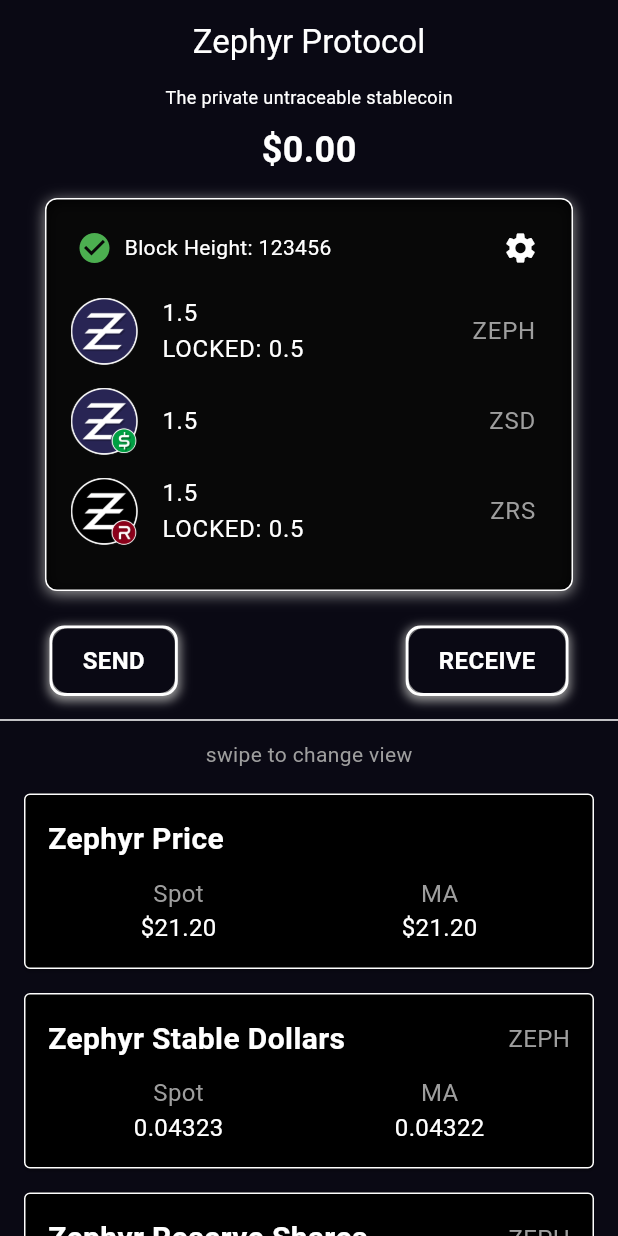
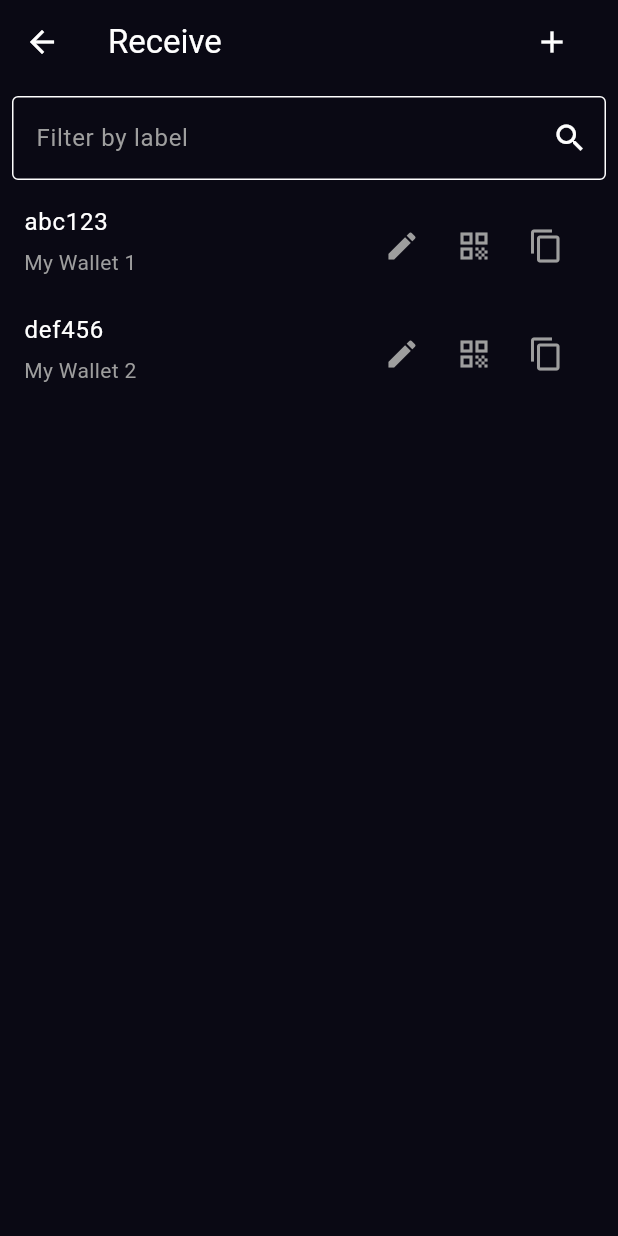
Before and after one commit to DeMemeTree/Zephy, a Flutter app: the HomeScreen screen opened by its route, after a tap on "RECEIVE", on a phone screen of 412 x 824 dp. Run offline on Flutter 3.47's test engine with Material 3 defaults, Android fonts, the phone set to English and light mode, and no system bars; our stand-ins replace go_router, qr_flutter; missing offline and left inert: clipboard.

Commit message:
Receive view

```diff
--- a/zephii/lib/main.dart
+++ b/zephii/lib/main.dart
@@ -5,6 +5,7 @@
 import 'src/wallet/unlock.dart';
 import 'src/wallet/create.dart';
 import 'src/wallet/home/home.dart';
+import 'src/wallet/home/receive/receive.dart';
 
 final GoRouter _router = GoRouter(
   routes: <RouteBase>[
@@ -54,7 +55,7 @@
         GoRoute(
             path: 'receive',
             builder: (BuildContext context, GoRouterState state) {
-              return const DetailsScreen();
+              return const ReceiveView();
             }),
       ],
     ),
@@ -67,6 +68,7 @@
   @override
   Widget build(BuildContext context) {
     return MaterialApp.router(
+      debugShowCheckedModeBanner: false,
       routerConfig: _router,
     );
   }
--- a/zephii/lib/src/wallet/home/home.dart
+++ b/zephii/lib/src/wallet/home/home.dart
@@ -1,8 +1,9 @@
 import 'package:flutter/material.dart';
-import 'package:flutter/widgets.dart';
+import 'package:go_router/go_router.dart';
 import 'package:zephii/src/extensions/color.dart';
 import 'package:zephii/src/uiwidgets/zbutton.dart';
 import './assets/assets.dart';
+import './transactions/transactions.dart';
 
 class HomeScreen extends StatelessWidget {
   const HomeScreen({super.key});
@@ -17,10 +18,11 @@
         centerTitle: true,
         title: const Text('Zephyr Protocol'),
       ),
-      body: Column(
+      body: SingleChildScrollView(
+        child: Column(
           children: [
             _topText(),
-          _buttonView(),
+            _buttonView(context),
             const Divider(color: Colors.white, thickness: 1),
             const Padding(
                 padding: EdgeInsets.fromLTRB(0, 5, 0, 0),
@@ -28,6 +30,7 @@
                     style: TextStyle(color: Colors.grey))),
             _bottomView(context),
           ],
+        ),
       ),
     );
   }
@@ -57,30 +60,35 @@
     );
   }
 
-  Widget _buttonView() {
+  Widget _buttonView(BuildContext context) {
     return Padding(
         padding: const EdgeInsets.fromLTRB(25, 0, 25, 0),
         child: Row(mainAxisAlignment: MainAxisAlignment.center, children: [
           ZButton(text: "SEND", onPressed: () {}),
           const Spacer(),
-          ZButton(text: "RECEIVE", onPressed: () {})
+          ZButton(text: "RECEIVE", onPressed: () {
+            context.go("/home/receive");
+          })
         ]));
   }
 
   Widget _bottomView(BuildContext context) {
-    return Expanded(
+    return SizedBox(
+      height: 420,
       child: PageView(
+        physics: const AlwaysScrollableScrollPhysics(),
         children: [
           _viewOne(context),
-          _viewTwo(context),
+          const TransactionsScreen()
         ],
       ),
     );
   }
 
   Widget _viewOne(BuildContext context) {
-    return ListView(
+    return Container(
       padding: const EdgeInsets.all(8),
+      child: Column(
         children: <Widget>[
           _section(
             title: 'Zephyr Price',
@@ -98,6 +106,7 @@
               movingAverage: '1.34322',
               unit: "ZEPH"),
         ],
+      ),
     );
   }
 
@@ -180,11 +189,4 @@
       ],
     );
   }
-
-  Widget _viewTwo(BuildContext context) {
-    return Container(
-      color: Colors.red,
-      child: const Center(child: Text("View 2")),
-    );
 }
-}
--- /dev/null
+++ b/zephii/lib/src/wallet/home/receive/address.dart
@@ -0,0 +1,7 @@
+class Address {
+  String id;
+  String label;
+  String address;
+
+  Address({required this.id, required this.label, required this.address});
+}
--- /dev/null
+++ b/zephii/lib/src/wallet/home/receive/addresslistitem.dart
@@ -0,0 +1,88 @@
+import 'package:flutter/material.dart';
+import 'address.dart';
+
+class AddressListItem extends StatefulWidget {
+  final Address address;
+  final VoidCallback onCopy;
+  final VoidCallback onShowQR;
+  final Function(String) onEditLabel;
+
+  const AddressListItem({
+    required this.address,
+    required this.onCopy,
+    required this.onShowQR,
+    required this.onEditLabel,
+    super.key,
+  });
+
+  @override
+  State<AddressListItem> createState() => _AddressListItemState();
+}
+
+class _AddressListItemState extends State<AddressListItem> {
+  late TextEditingController _labelController;
+
+  @override
+  void initState() {
+    super.initState();
+    _labelController = TextEditingController(text: widget.address.label);
+  }
+
+  void _editLabel(BuildContext context) {
+    showDialog(
+      context: context,
+      builder: (context) => AlertDialog(
+        title: const Text('Edit Label'),
+        content: TextField(
+          controller: _labelController,
+          decoration: const InputDecoration(hintText: 'Enter new label'),
+        ),
+        actions: [
+          TextButton(
+            onPressed: () {
+              Navigator.of(context).pop();
+              widget.onEditLabel(_labelController.text);
+            },
+            child: const Text('Save'),
+          ),
+        ],
+      ),
+    );
+  }
+
+  @override
+  Widget build(BuildContext context) {
+    return ListTile(
+      title: SingleChildScrollView(
+        scrollDirection: Axis.horizontal,
+        child: Text(widget.address.address,
+            style: const TextStyle(color: Colors.white)),
+      ),
+      subtitle: Text(widget.address.label,
+          style: const TextStyle(color: Colors.grey)),
+      trailing: Row(
+        mainAxisSize: MainAxisSize.min,
+        children: [
+          IconButton(
+            color: Colors.grey,
+            icon: const Icon(Icons.edit),
+            onPressed: () => _editLabel(context),
+            tooltip: 'Edit Label',
+          ),
+          IconButton(
+            color: Colors.grey,
+            icon: const Icon(Icons.qr_code),
+            onPressed: widget.onShowQR,
+            tooltip: 'Show QR Code',
+          ),
+          IconButton(
+            color: Colors.grey,
+            icon: const Icon(Icons.copy),
+            onPressed: widget.onCopy,
+            tooltip: 'Copy Address',
+          ),
+        ],
+      ),
+    );
+  }
+}
--- /dev/null
+++ b/zephii/lib/src/wallet/home/receive/receive.dart
@@ -0,0 +1,149 @@
+import 'package:flutter/material.dart';
+import 'package:clipboard/clipboard.dart';
+import 'package:zephii/src/extensions/color.dart';
+import 'address.dart';
+import 'addresslistitem.dart';
+import 'qr.dart';
+
+class ReceiveView extends StatefulWidget {
+  const ReceiveView({super.key});
+
+  @override
+  _ReceiveViewState createState() => _ReceiveViewState();
+}
+
+class _ReceiveViewState extends State<ReceiveView> {
+  final TextEditingController _filterController = TextEditingController();
+  final List<Address> _addresses = [];
+  String _filter = '';
+
+  @override
+  void initState() {
+    super.initState();
+    _addresses.add(Address(id: "1", label: "My Wallet 1", address: "abc123"));
+    _addresses.add(Address(id: "2", label: "My Wallet 2", address: "def456"));
+  }
+
+  void _addAddress() {
+    setState(() {
+      _addresses.add(Address(
+        id: DateTime.now().toString(),
+        label: "New Wallet ${_addresses.length + 1}",
+        address: "xyz${_addresses.length + 1}789",
+      ));
+    });
+  }
+
+  void _filterAddresses(String enteredKeyword) {
+    setState(() {
+      _filter = enteredKeyword;
+    });
+  }
+
+  List<Address> get _filteredAddresses => _addresses
+      .where((address) =>
+          address.label.toLowerCase().contains(_filter.toLowerCase()))
+      .toList();
+
+  @override
+  Widget build(BuildContext context) {
+    return Scaffold(
+        backgroundColor: ZephiiColors.zephPurp,
+        appBar: AppBar(
+            foregroundColor: Colors.white,
+            backgroundColor: ZephiiColors.zephPurp,
+            title: const Text('Receive', style: TextStyle(color: Colors.white)),
+            actions: <Widget>[
+              Padding(
+                  padding: EdgeInsets.fromLTRB(0, 0, 20, 0),
+                  child: IconButton(
+                    icon: const Icon(Icons.add, color: Colors.white),
+                    onPressed: _addAddress,
+                    tooltip: 'Add new address',
+                  ))
+            ]),
+        body: _buildReceiveViewBody(context));
+  }
+
+  Widget _buildReceiveViewBody(BuildContext context) {
+    return Column(
+      children: [
+        Padding(
+          padding: const EdgeInsets.all(8.0),
+          child: _buildFilterTextField(),
+        ),
+        Expanded(
+          child: ListView.builder(
+            itemCount: _filteredAddresses.length,
+            itemBuilder: (context, index) {
+              Address address = _filteredAddresses[index];
+              return AddressListItem(
+                address: address,
+                onCopy: () => _copyAddressToClipboard(address.address, context),
+                onShowQR: () => _showQRCode(context, address.address),
+                onEditLabel: (newLabel) {
+                  // TODO: Something here...
+                  print(newLabel);
+                },
+              );
+            },
+          ),
+        ),
+      ],
+    );
+  }
+
+  void _copyAddressToClipboard(String address, BuildContext context) {
+    FlutterClipboard.copy(address).then((value) => ScaffoldMessenger.of(context)
+        .showSnackBar(SnackBar(
+            content: Text('$address copied to clipboard!',
+                style: const TextStyle(color: Colors.white)),
+            backgroundColor: ZephiiColors.zephPurp,
+            duration: const Duration(seconds: 1))));
+  }
+
+  Widget _buildFilterTextField() {
+    return TextField(
+      controller: _filterController,
+      style: const TextStyle(color: Colors.white), // Text color
+      decoration: const InputDecoration(
+        labelText: 'Filter by label',
+        labelStyle: TextStyle(color: Colors.grey), // Label text color
+        suffixIcon: Icon(Icons.search, color: Colors.white), // Icon color
+        enabledBorder: OutlineInputBorder(
+          borderSide: BorderSide(color: Colors.white),
+        ),
+        focusedBorder: OutlineInputBorder(
+          borderSide: BorderSide(color: Colors.white),
+        ),
+      ),
+      onChanged: _filterAddresses,
+    );
+  }
+
+  void _showQRCode(BuildContext context, String data) {
+    final Size screenSize = MediaQuery.of(context).size;
+    final double dialogWidth = screenSize.width * 0.8;
+    final double dialogHeight = screenSize.height * 0.8;
+    showDialog(
+      context: context,
+      builder: (BuildContext context) {
+        return AlertDialog(
+          alignment: Alignment.center,
+          content: SizedBox(
+            width: dialogWidth,
+            height: dialogHeight,
+            child: QRView(data: data),
+          ),
+          actions: <Widget>[
+            TextButton(
+              child: const Text('CLOSE', style: TextStyle(color: Colors.white)),
+              onPressed: () => Navigator.of(context).pop(),
+            ),
+          ],
+          backgroundColor: ZephiiColors.zephPurp,
+        );
+      },
+    );
+  }
+}
--- a/zephii/pubspec.yaml
+++ b/zephii/pubspec.yaml
@@ -11,6 +11,8 @@
     sdk: flutter
   cupertino_icons: ^1.0.6
   go_router: ^13.2.0
+  qr_flutter: ^4.1.0
+  clipboard: ^0.1.3
 
 dev_dependencies:
   flutter_test:
```
Also changed, not shown: zephii/lib/src/wallet/home/receive/qr.dart (added, +19 -0 lines), zephii/lib/src/wallet/home/transactions/transactions.dart (added, +53 -0 lines), zephii/pubspec.lock. Lines whose indentation alone changed are shown as unchanged.
